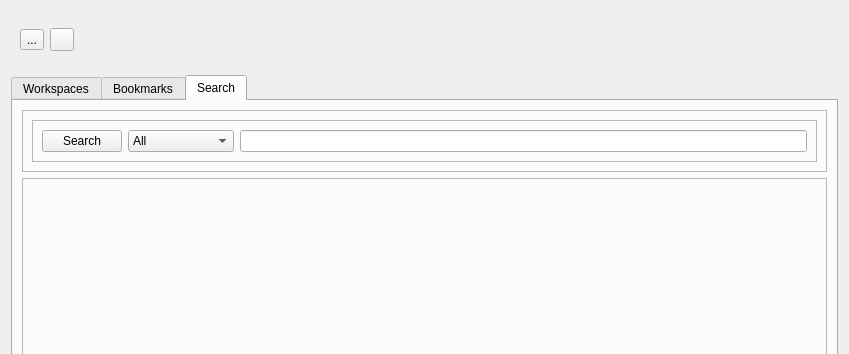
Above: WorkspaceView.ui from Ondsel-Development/Ondsel-Lens-Addon before the change; both pictures show x 0 to 849 and y 0 to 354 of the 849 by 863 pixel window. Below: the same form after it.
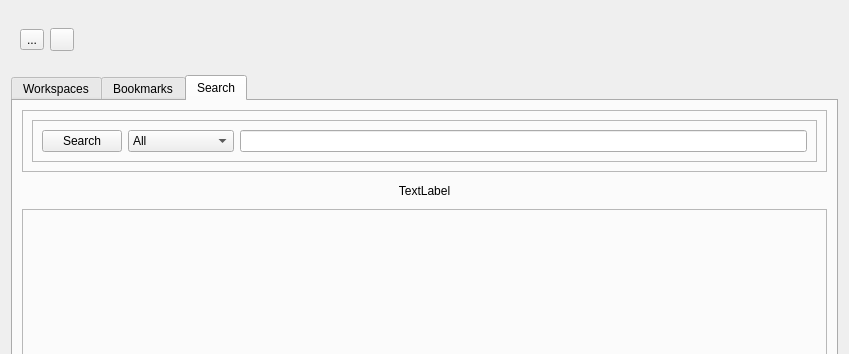
That is the form after the change. The open tabs and pages were chosen to show the change. Icons and pictures are not drawn.

Commit message: API client handles internet connection checking

Diff of the .ui file:
```diff
--- a/WorkspaceView.ui
+++ b/WorkspaceView.ui
@@ -481,6 +481,22 @@
          </layout>
         </widget>
        </item>
+       <item>
+        <widget class="QLabel" name="searchResultMessageLabel">
+         <property name="maximumSize">
+          <size>
+           <width>16777215</width>
+           <height>25</height>
+          </size>
+         </property>
+         <property name="text">
+          <string>TextLabel</string>
+         </property>
+         <property name="alignment">
+          <set>Qt::AlignCenter</set>
+         </property>
+        </widget>
+       </item>
        <item>
         <widget class="QFrame" name="searchResultFrame">
          <property name="frameShape">
```
The commit also changes 2 other files.
